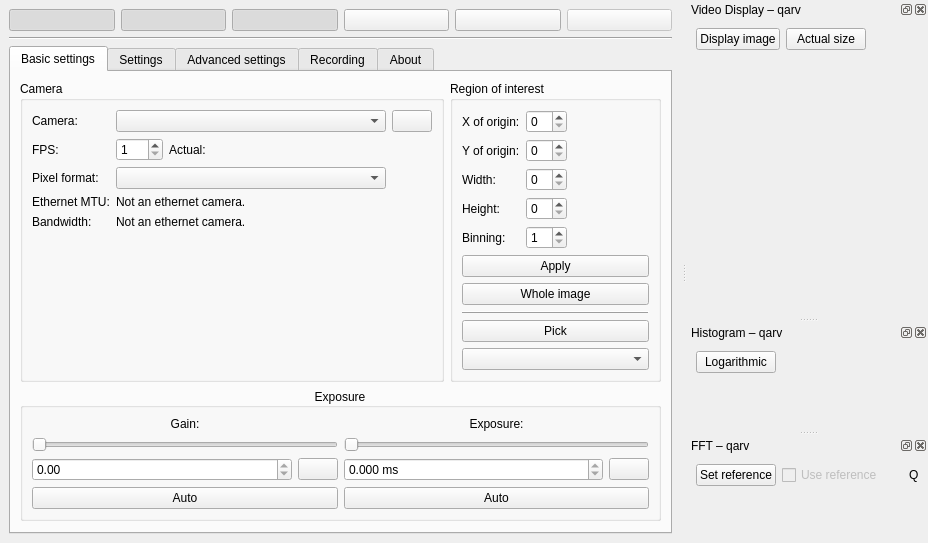
Old version of the form src/mainwindow.ui in the repository AD-Vega/qarv.
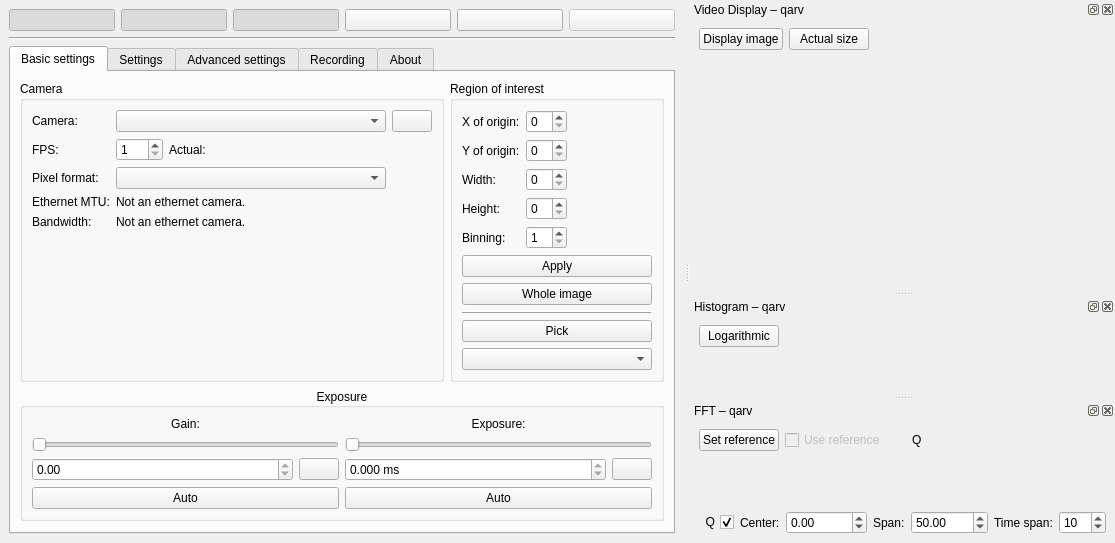
New version of the form. Icons and pictures are not drawn. Custom widgets are drawn as their Qt base class.

Commit message: Graph of quality estimator.

The edit to the form file:
```diff
--- a/src/mainwindow.ui
+++ b/src/mainwindow.ui
@@ -6,7 +6,7 @@
    <rect>
     <x>0</x>
     <y>0</y>
-    <width>928</width>
+    <width>1115</width>
     <height>534</height>
    </rect>
   </property>
@@ -1270,6 +1270,93 @@
        </property>
       </widget>
      </item>
+     <item>
+      <layout class="QHBoxLayout" name="horizontalLayout_16">
+       <item>
+        <widget class="QCheckBox" name="qualityDisplay">
+         <property name="layoutDirection">
+          <enum>Qt::RightToLeft</enum>
+         </property>
+         <property name="text">
+          <string>Q</string>
+         </property>
+         <property name="checked">
+          <bool>true</bool>
+         </property>
+        </widget>
+       </item>
+       <item>
+        <widget class="QLabel" name="label_26">
+         <property name="text">
+          <string>Center:</string>
+         </property>
+        </widget>
+       </item>
+       <item>
+        <widget class="QDoubleSpinBox" name="qualityCenterValue">
+         <property name="minimum">
+          <double>-10000.000000000000000</double>
+         </property>
+         <property name="maximum">
+          <double>10000.000000000000000</double>
+         </property>
+        </widget>
+       </item>
+       <item>
+        <widget class="QLabel" name="label_27">
+         <property name="text">
+          <string>Span:</string>
+         </property>
+        </widget>
+       </item>
+       <item>
+        <widget class="QDoubleSpinBox" name="qualitySpan">
+         <property name="maximum">
+          <double>10000.000000000000000</double>
+         </property>
+         <property name="value">
+          <double>50.000000000000000</double>
+         </property>
+        </widget>
+       </item>
+       <item>
+        <widget class="QLabel" name="label_28">
+         <property name="text">
+          <string>Time span:</string>
+         </property>
+        </widget>
+       </item>
+       <item>
+        <widget class="QSpinBox" name="qualityTimeSpan">
+         <property name="minimum">
+          <number>1</number>
+         </property>
+         <property name="maximum">
+          <number>120</number>
+         </property>
+         <property name="singleStep">
+          <number>1</number>
+         </property>
+         <property name="value">
+          <number>10</number>
+         </property>
+        </widget>
+       </item>
+       <item>
+        <spacer name="horizontalSpacer_5">
+         <property name="orientation">
+          <enum>Qt::Horizontal</enum>
+         </property>
+         <property name="sizeHint" stdset="0">
+          <size>
+           <width>0</width>
+           <height>0</height>
+          </size>
+         </property>
+        </spacer>
+       </item>
+      </layout>
+     </item>
     </layout>
    </widget>
   </widget>
```
The commit also changes 3 other files.
